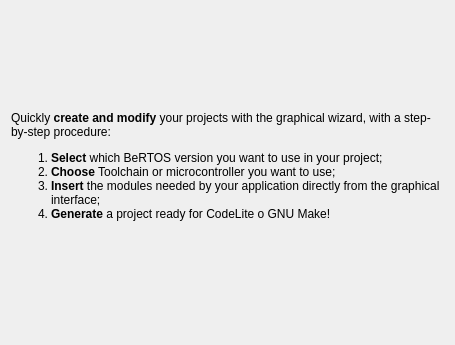
The window that wizard/ui/intro_page.ui (imby/STM32VLDiscovery_BeRTOS) describes before a commit, drawn with Qt 5.
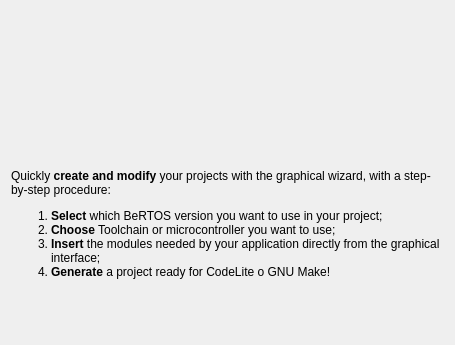
The same window after the commit. Icons and pictures are not drawn.

Commit message: Scale the image into the Intro page.

The edit to the form file:
```diff
--- a/wizard/ui/intro_page.ui
+++ b/wizard/ui/intro_page.ui
@@ -13,31 +13,25 @@
   <property name="windowTitle">
    <string>Form</string>
   </property>
-  <layout class="QVBoxLayout" name="verticalLayout" stretch="0,1,0">
-   <item>
-    <layout class="QHBoxLayout" name="horizontalLayout">
-     <property name="sizeConstraint">
-      <enum>QLayout::SetFixedSize</enum>
-     </property>
-     <item>
-      <spacer name="horizontalSpacer">
-       <property name="orientation">
-        <enum>Qt::Horizontal</enum>
-       </property>
-       <property name="sizeHint" stdset="0">
-        <size>
-         <width>40</width>
-         <height>20</height>
-        </size>
-       </property>
-      </spacer>
-     </item>
+  <layout class="QVBoxLayout" name="verticalLayout" stretch="1,0,0">
      <item>
       <widget class="QLabel" name="imageLabel">
+     <property name="sizePolicy">
+      <sizepolicy hsizetype="Minimum" vsizetype="Minimum">
+       <horstretch>0</horstretch>
+       <verstretch>0</verstretch>
+      </sizepolicy>
+     </property>
+     <property name="minimumSize">
+      <size>
+       <width>0</width>
+       <height>0</height>
+      </size>
+     </property>
        <property name="maximumSize">
         <size>
          <width>16777215</width>
-         <height>115</height>
+       <height>16777215</height>
         </size>
        </property>
        <property name="text">
@@ -46,25 +40,28 @@
        <property name="pixmap">
         <pixmap resource="../bertos.qrc">:/images/logo.png</pixmap>
        </property>
-      </widget>
-     </item>
-     <item>
-      <spacer name="horizontalSpacer_2">
-       <property name="orientation">
-        <enum>Qt::Horizontal</enum>
-       </property>
-       <property name="sizeHint" stdset="0">
-        <size>
-         <width>40</width>
-         <height>20</height>
-        </size>
-       </property>
-      </spacer>
-     </item>
-    </layout>
+     <property name="scaledContents">
+      <bool>false</bool>
+     </property>
+     <property name="alignment">
+      <set>Qt::AlignCenter</set>
+     </property>
+    </widget>
    </item>
    <item>
     <widget class="QLabel" name="introLabel">
+     <property name="sizePolicy">
+      <sizepolicy hsizetype="Minimum" vsizetype="Minimum">
+       <horstretch>0</horstretch>
+       <verstretch>0</verstretch>
+      </sizepolicy>
+     </property>
+     <property name="minimumSize">
+      <size>
+       <width>429</width>
+       <height>200</height>
+      </size>
+     </property>
      <property name="text">
       <string>&lt;!DOCTYPE HTML PUBLIC &quot;-//W3C//DTD HTML 4.0//EN&quot; &quot;http://www.w3.org/TR/REC-html40/strict.dtd&quot;&gt;
 &lt;html&gt;&lt;head&gt;&lt;meta name=&quot;qrichtext&quot; content=&quot;1&quot; /&gt;&lt;style type=&quot;text/css&quot;&gt;
@@ -89,7 +86,7 @@
      <property name="sizeHint" stdset="0">
       <size>
        <width>20</width>
-       <height>39</height>
+       <height>10</height>
       </size>
      </property>
     </spacer>
```
Lines whose indentation alone changed are shown as unchanged. The commit also changes 1 other file.
